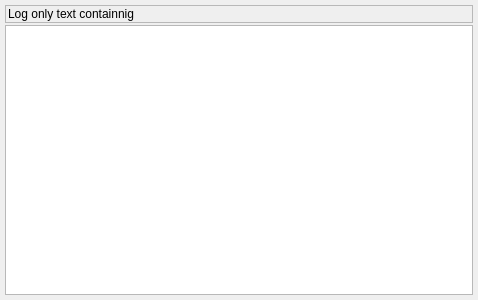
The window that quickevent/plugins/qml/CardReadout/src/cardreadoutwidget.ui (Quick-Event/quickbox) describes before a commit, drawn with Qt 5.
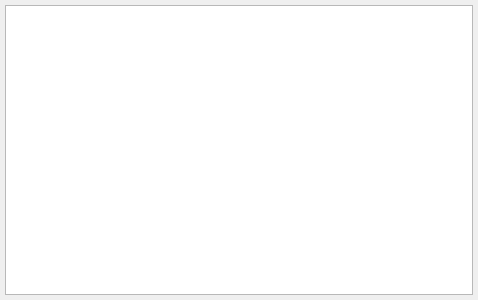
The same window after the commit.

```diff
--- a/quickevent/plugins/qml/CardReadout/src/cardreadoutwidget.ui
+++ b/quickevent/plugins/qml/CardReadout/src/cardreadoutwidget.ui
@@ -30,45 +30,7 @@
     <number>5</number>
    </property>
    <item>
-    <widget class="QFrame" name="frame">
-     <property name="frameShape">
-      <enum>QFrame::StyledPanel</enum>
-     </property>
-     <property name="frameShadow">
-      <enum>QFrame::Raised</enum>
-     </property>
-     <layout class="QHBoxLayout" name="horizontalLayout">
-      <property name="leftMargin">
-       <number>2</number>
-      </property>
-      <property name="topMargin">
-       <number>1</number>
-      </property>
-      <property name="rightMargin">
-       <number>2</number>
-      </property>
-      <property name="bottomMargin">
-       <number>1</number>
-      </property>
-      <item>
-       <widget class="QLabel" name="label">
-        <property name="text">
-         <string>Log only text containnig</string>
-        </property>
-       </widget>
-      </item>
-     </layout>
-    </widget>
-   </item>
-   <item>
-    <widget class="QPlainTextEdit" name="txtLog">
-     <property name="lineWrapMode">
-      <enum>QPlainTextEdit::NoWrap</enum>
-     </property>
-     <property name="readOnly">
-      <bool>true</bool>
-     </property>
-    </widget>
+    <widget class="QTextBrowser" name="txtLog"/>
    </item>
   </layout>
  </widget>
```
